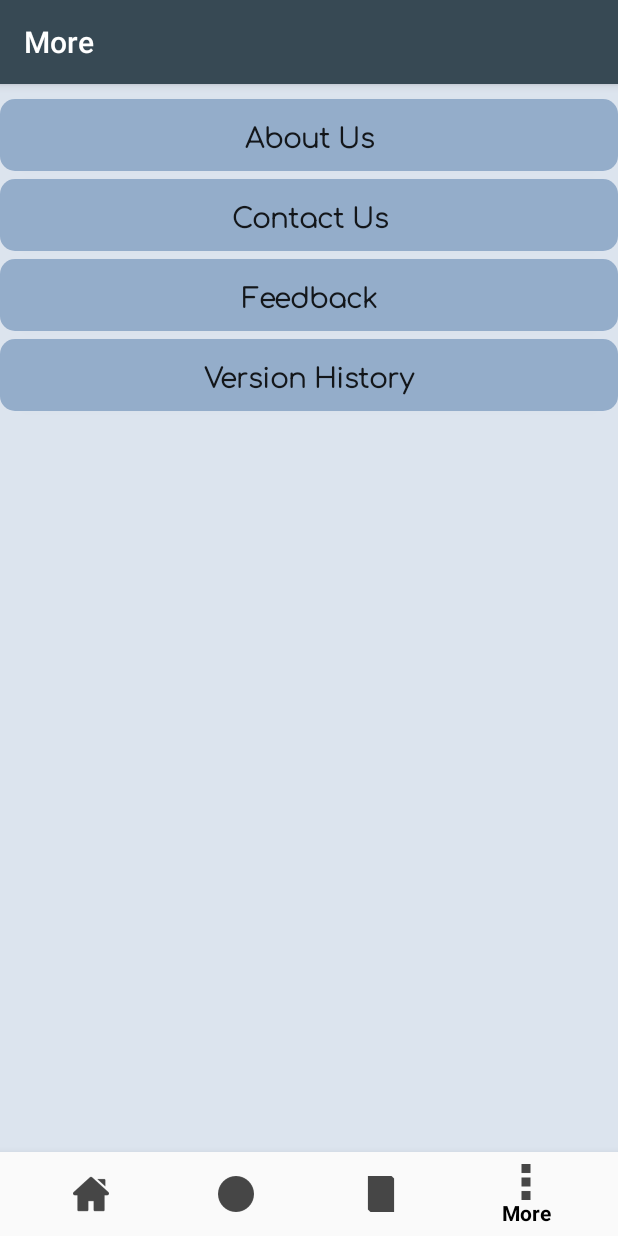
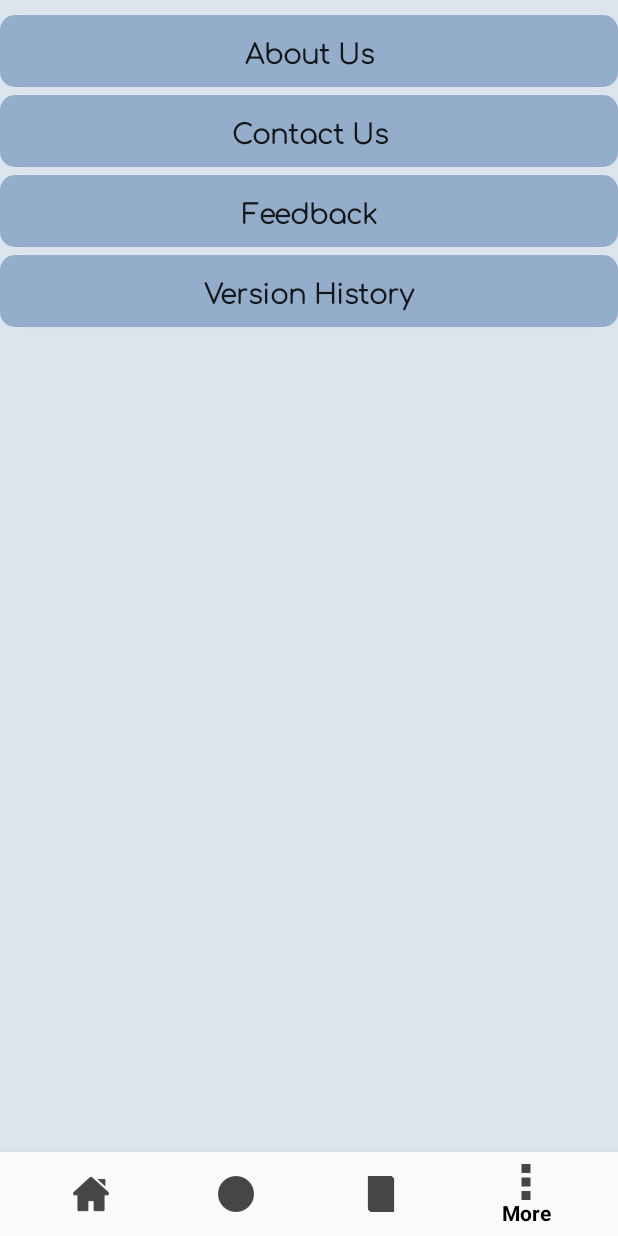
Before and after one commit to Nayan46/Project-, an Android app: the MainActivity screen opened directly, with no data from a screen before it, item 4 of the bottom bar chosen, on a phone screen of 412 x 824 dp. Run offline under Robolectric (Android 15) with nearby library versions, the phone set to English and light mode, and no system bars; 2 statements that could not run were skipped.

Commit message:
buttons are created in more fragment and onclick listner are set in buttons, but title for the activities are not set.

```diff
--- a/app/src/main/java/com/codewithnayan/trafficsinfo/MoreFragment.java
+++ b/app/src/main/java/com/codewithnayan/trafficsinfo/MoreFragment.java
@@ -1,9 +1,12 @@
 package com.codewithnayan.trafficsinfo;
 
+import android.content.Context;
+import android.content.Intent;
 import android.os.Bundle;
 import android.view.LayoutInflater;
 import android.view.View;
 import android.view.ViewGroup;
+import android.widget.Button;
 
 import androidx.annotation.NonNull;
 import androidx.annotation.Nullable;
@@ -12,10 +15,55 @@ import androidx.fragment.app.Fragment;
 
 public class MoreFragment extends Fragment {
 
+    private Button btn_about , btn_contact, btn_feedback, btn_version;
+
     @Nullable
     @Override
     public View onCreateView(@NonNull LayoutInflater inflater, @Nullable ViewGroup container, @Nullable Bundle savedInstanceState) {
-        return inflater.inflate(R.layout.fragment_more, container, false);
+        View view = inflater.inflate(R.layout.fragment_more, container, false);
+
+        // referencing the button of more fragment
+
+        btn_about = view.findViewById(R.id.btn_about);
+        btn_about.setOnClickListener(new View.OnClickListener() {
+            @Override
+            public void onClick(View v) {
+                Intent intent = new Intent(getActivity(), AboutUs.class);
+                startActivity(intent);
+            }
+        });
+
+        btn_contact = view.findViewById(R.id.btn_contact);
+        btn_contact.setOnClickListener(new View.OnClickListener() {
+            @Override
+            public void onClick(View v) {
+                Intent intent = new Intent(getActivity(), ContactUs.class);
+                startActivity(intent);
+            }
+        });
+
+        btn_feedback = view.findViewById(R.id.btn_feedback);
+        btn_feedback.setOnClickListener(new View.OnClickListener() {
+            @Override
+            public void onClick(View v) {
+                Intent intent = new Intent(getActivity(), Feedback.class);
+                startActivity(intent);
+            }
+        });
+
+        btn_version = view.findViewById(R.id.btn_version_control);
+        btn_version.setOnClickListener(new View.OnClickListener() {
+            @Override
+            public void onClick(View v) {
+                Intent intent = new Intent(getActivity(), VersionControl.class);
+                startActivity(intent);
+            }
+        });
+
+        return view;
+
+
+
     }
 
     @Override
--- a/app/src/main/java/com/codewithnayan/trafficsinfo/SplashActivity.java
+++ b/app/src/main/java/com/codewithnayan/trafficsinfo/SplashActivity.java
@@ -13,7 +13,7 @@ public class SplashActivity extends AppCompatActivity {
         setContentView(R.layout.activity_splash);
 
         // To hide the toolbar from splash activity
-        getSupportActionBar().hide();
+//        getSupportActionBar().hide();
 
         Thread thread = new Thread()
         {
--- a/app/src/main/res/layout/fragment_more.xml
+++ b/app/src/main/res/layout/fragment_more.xml
@@ -7,7 +7,7 @@
     android:background="@color/fag">
 
     <Button
-        android:id="@+id/button"
+        android:id="@+id/btn_about"
         android:layout_width="match_parent"
         android:layout_height="wrap_content"
         android:layout_marginTop="10dp"
@@ -21,7 +21,7 @@
         app:layout_constraintTop_toTopOf="parent" />
 
     <Button
-        android:id="@+id/button2"
+        android:id="@+id/btn_contact"
         android:layout_width="0dp"
         android:layout_height="wrap_content"
         android:layout_marginTop="5dp"
@@ -34,10 +34,10 @@
         android:textStyle="bold"
         app:layout_constraintEnd_toEndOf="parent"
         app:layout_constraintStart_toStartOf="parent"
-        app:layout_constraintTop_toBottomOf="@+id/button" />
+        app:layout_constraintTop_toBottomOf="@+id/btn_about" />
 
     <Button
-        android:id="@+id/button3"
+        android:id="@+id/btn_feedback"
         android:layout_width="0dp"
         android:layout_height="wrap_content"
         android:layout_marginTop="5dp"
@@ -50,10 +50,10 @@
         android:textStyle="bold"
         app:layout_constraintEnd_toEndOf="parent"
         app:layout_constraintStart_toStartOf="parent"
-        app:layout_constraintTop_toBottomOf="@+id/button2" />
+        app:layout_constraintTop_toBottomOf="@+id/btn_contact" />
 
     <Button
-        android:id="@+id/button4"
+        android:id="@+id/btn_version_control"
         android:layout_width="0dp"
         android:layout_height="wrap_content"
         android:layout_marginTop="5dp"
@@ -66,5 +66,5 @@
         android:textStyle="bold"
         app:layout_constraintEnd_toEndOf="parent"
         app:layout_constraintStart_toStartOf="parent"
-        app:layout_constraintTop_toBottomOf="@+id/button3" />
+        app:layout_constraintTop_toBottomOf="@+id/btn_feedback" />
 </androidx.constraintlayout.widget.ConstraintLayout>
--- a/app/src/main/res/values/styles.xml
+++ b/app/src/main/res/values/styles.xml
@@ -1,7 +1,7 @@
 <resources>
 
     <!-- Base application theme. -->
-    <style name="AppTheme" parent="Theme.AppCompat.Light.DarkActionBar">
+    <style name="AppTheme" parent="Theme.AppCompat.Light.NoActionBar">
         <!-- Customize your theme here. -->
         <item name="colorPrimary">@color/colorPrimary</item>
         <item name="colorPrimaryDark">@color/colorPrimaryDark</item>
```
Also changed, not shown: app/src/main/AndroidManifest.xml (+5 -6 lines), app/src/main/java/com/codewithnayan/trafficsinfo/AboutUs.java (added, +14 -0 lines), app/src/main/java/com/codewithnayan/trafficsinfo/ContactUs.java (added, +14 -0 lines), app/src/main/java/com/codewithnayan/trafficsinfo/Feedback.java (added, +14 -0 lines), app/src/main/java/com/codewithnayan/trafficsinfo/MainActivity.java (+11 -5 lines), app/src/main/java/com/codewithnayan/trafficsinfo/VersionControl.java (added, +14 -0 lines), app/src/main/res/layout/activity_about_us.xml (added, +18 -0 lines), app/src/main/res/layout/activity_contact_us.xml (added, +9 -0 lines), app/src/main/res/layout/activity_feedback.xml (added, +9 -0 lines), app/src/main/res/layout/activity_version_control.xml (added, +9 -0 lines).
